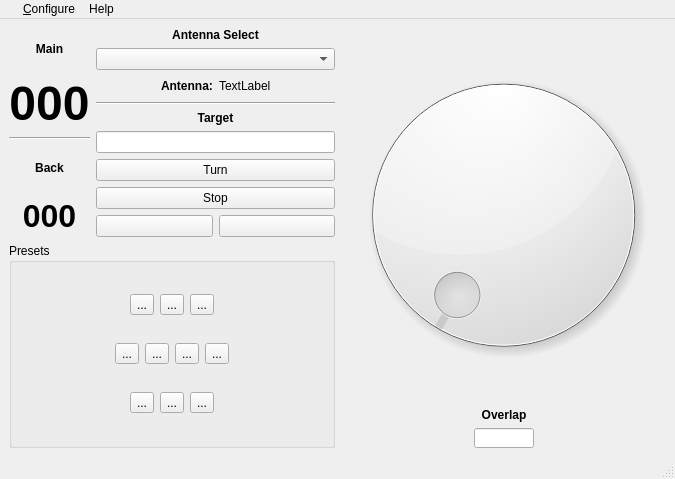
Old version of the form mqt/MqtRotator/rotatormainwindow.ui in the repository Rsclub22/Minos2-Mirror.
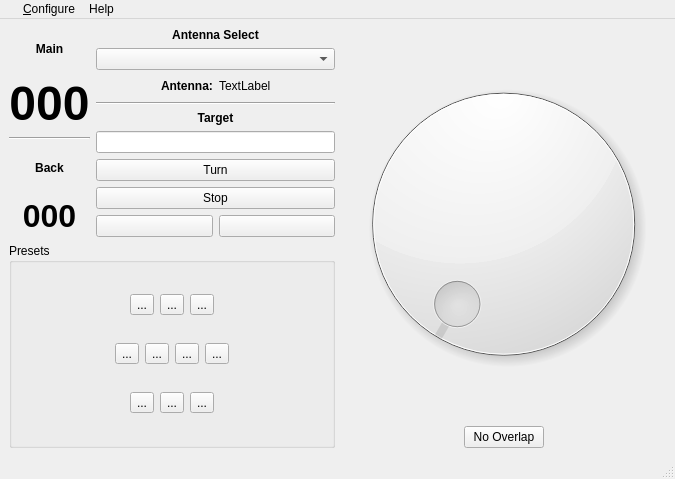
New version of the form. Custom widgets are drawn as their Qt base class.

Commit message: Get overlap indicator going again

```diff
--- a/mqt/MqtRotator/rotatormainwindow.ui
+++ b/mqt/MqtRotator/rotatormainwindow.ui
@@ -2,6 +2,9 @@
 <ui version="4.0">
  <class>RotatorMainWindow</class>
  <widget class="QMainWindow" name="RotatorMainWindow">
+  <property name="enabled">
+   <bool>true</bool>
+  </property>
   <property name="geometry">
    <rect>
     <x>0</x>
@@ -489,41 +492,19 @@
         <item>
          <layout class="QVBoxLayout" name="verticalLayout">
           <item>
-           <widget class="QLabel" name="overlap">
-            <property name="font">
-             <font>
-              <weight>75</weight>
-              <bold>true</bold>
-             </font>
-            </property>
-            <property name="text">
-             <string>Overlap</string>
-            </property>
-            <property name="alignment">
-             <set>Qt::AlignCenter</set>
-            </property>
-           </widget>
-          </item>
-          <item>
-           <widget class="QLineEdit" name="overlaplineEdit">
-            <property name="sizePolicy">
-             <sizepolicy hsizetype="Fixed" vsizetype="Fixed">
-              <horstretch>0</horstretch>
-              <verstretch>0</verstretch>
-             </sizepolicy>
-            </property>
-            <property name="maximumSize">
-             <size>
-              <width>60</width>
-              <height>20</height>
-             </size>
-            </property>
-            <property name="maxLength">
-             <number>10</number>
-            </property>
-            <property name="readOnly">
+           <widget class="QPushButton" name="overlapIndicator">
+            <property name="enabled">
              <bool>true</bool>
             </property>
+            <property name="focusPolicy">
+             <enum>Qt::NoFocus</enum>
+            </property>
+            <property name="text">
+             <string>No Overlap</string>
+            </property>
+            <property name="flat">
+             <bool>false</bool>
+            </property>
            </widget>
           </item>
          </layout>
```
The commit also changes 2 other files.
